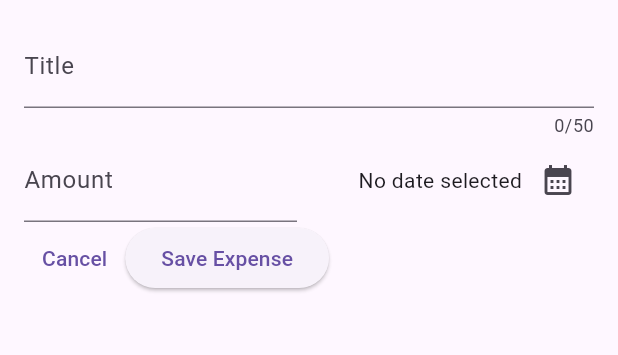
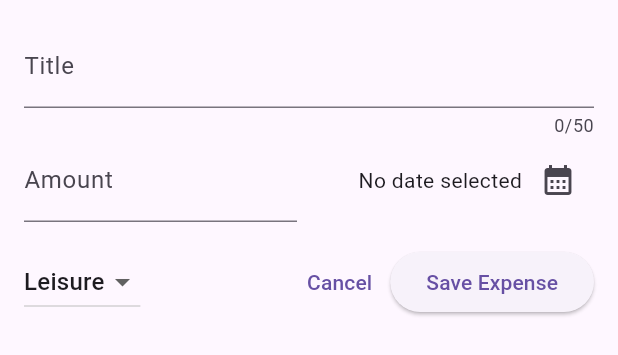
Before and after one commit to Dylo98/expense_tracker, a Flutter app: the NewExpense widget shown alone on an empty page, opened directly, on a phone screen of 412 x 824 dp. Shown: the top 355 px of the screen. Run offline on Flutter 3.47's test engine with Material 3 defaults, Android fonts, the phone set to English and light mode, and no system bars.

```diff
--- a/lib/widgets/new_expense.dart
+++ b/lib/widgets/new_expense.dart
@@ -14,6 +14,7 @@ class _NewExpenseState extends State<NewExpense> {
   final _titleController = TextEditingController();
   final _amountController = TextEditingController();
   DateTime? _selectedDate;
+  Category _selectedCategory = Category.leisure;
 
   void _presentDatePicker() async {
     final now = DateTime.now();
@@ -27,6 +28,16 @@ class _NewExpenseState extends State<NewExpense> {
     setState(() {
       _selectedDate = pickedDate;
     });
+  }
+
+  void _submitExpenseData() {
+    final enteredAmount = double.tryParse(_amountController.text);
+    final amountIsInvalid = enteredAmount == null || enteredAmount <= 0;
+    if (_titleController.text.trim().isEmpty ||
+        amountIsInvalid ||
+        _selectedDate == null) {
+      // show error message
+    }
   }
 
   @override
@@ -79,7 +90,34 @@ class _NewExpenseState extends State<NewExpense> {
               ),
             ],
           ),
-          Row(children: [
+          const SizedBox(
+            height: 16,
+          ),
+          Row(
+            children: [
+              DropdownButton(
+                value: _selectedCategory,
+                items: Category.values
+                    .map(
+                      (category) => DropdownMenuItem(
+                        value: category,
+                        child: Text(
+                          category.name.toUpperCase()[0] +
+                              category.name.substring(1),
+                        ),
+                      ),
+                    )
+                    .toList(),
+                onChanged: (value) {
+                  if (value == null) {
+                    return;
+                  }
+                  setState(() {
+                    _selectedCategory = value;
+                  });
+                },
+              ),
+              const Spacer(),
               TextButton(
                 onPressed: () {
                   Navigator.pop(context);
@@ -87,13 +125,11 @@ class _NewExpenseState extends State<NewExpense> {
                 child: Text('Cancel'),
               ),
               ElevatedButton(
-              onPressed: () {
-                print(_titleController.text);
-                print(_amountController.text);
-              },
+                onPressed: _submitExpenseData,
                 child: const Text('Save Expense'),
               ),
-          ])
+            ],
+          )
         ],
       ),
     );
```
Lines whose indentation alone changed are shown as unchanged.
